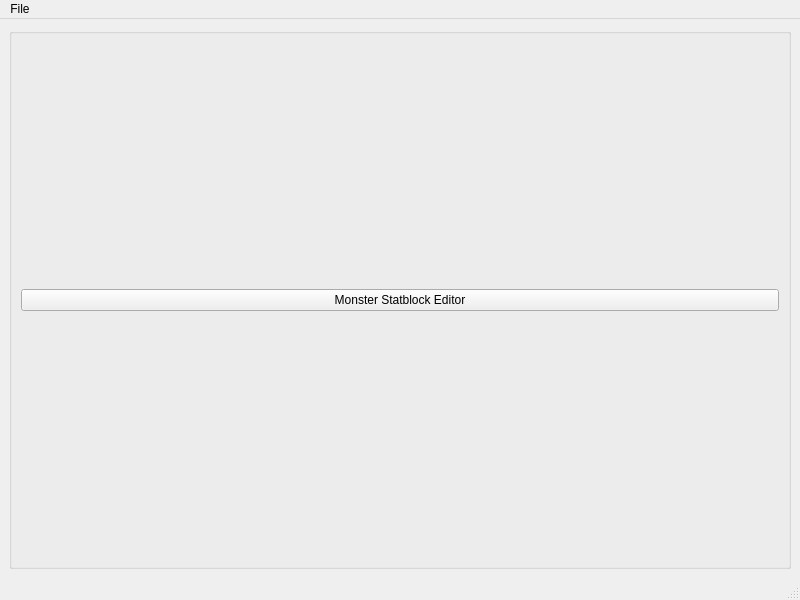
Old version of the form qtdesignfiles/mainwindow.ui in the repository ryanmalley101/5eAutomation.
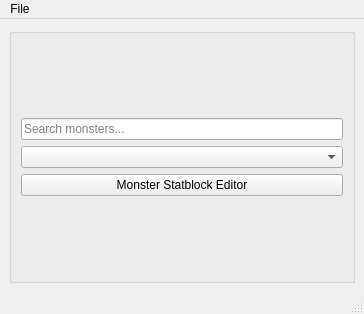
New version of the form.

Commit message: Dope. The monster editor can now load SRD monsters and use them as base templates.

Patch:
```diff
--- a/qtdesignfiles/mainwindow.ui
+++ b/qtdesignfiles/mainwindow.ui
@@ -6,8 +6,8 @@
    <rect>
     <x>0</x>
     <y>0</y>
-    <width>800</width>
-    <height>600</height>
+    <width>364</width>
+    <height>314</height>
    </rect>
   </property>
   <property name="windowTitle">
@@ -22,11 +22,54 @@
       </property>
       <layout class="QGridLayout" name="gridLayout_2">
        <item row="0" column="0">
-        <widget class="QPushButton" name="load_monster_button">
-         <property name="text">
-          <string>Monster Statblock Editor</string>
-         </property>
-        </widget>
+        <layout class="QVBoxLayout" name="verticalLayout">
+         <item>
+          <spacer name="verticalSpacer">
+           <property name="orientation">
+            <enum>Qt::Vertical</enum>
+           </property>
+           <property name="sizeHint" stdset="0">
+            <size>
+             <width>20</width>
+             <height>40</height>
+            </size>
+           </property>
+          </spacer>
+         </item>
+         <item>
+          <widget class="QLineEdit" name="creature_filter_lineedit">
+           <property name="text">
+            <string/>
+           </property>
+           <property name="placeholderText">
+            <string>Search monsters...</string>
+           </property>
+          </widget>
+         </item>
+         <item>
+          <widget class="QComboBox" name="creature_combobox"/>
+         </item>
+         <item>
+          <widget class="QPushButton" name="load_monster_button">
+           <property name="text">
+            <string>Monster Statblock Editor</string>
+           </property>
+          </widget>
+         </item>
+         <item>
+          <spacer name="verticalSpacer_2">
+           <property name="orientation">
+            <enum>Qt::Vertical</enum>
+           </property>
+           <property name="sizeHint" stdset="0">
+            <size>
+             <width>20</width>
+             <height>40</height>
+            </size>
+           </property>
+          </spacer>
+         </item>
+        </layout>
        </item>
       </layout>
      </widget>
@@ -38,7 +81,7 @@
     <rect>
      <x>0</x>
      <y>0</y>
-     <width>800</width>
+     <width>364</width>
      <height>26</height>
     </rect>
    </property>
```
Left out of the diff: 21 changed lines with no effect on the pictures. The commit also changes 3 other files.
